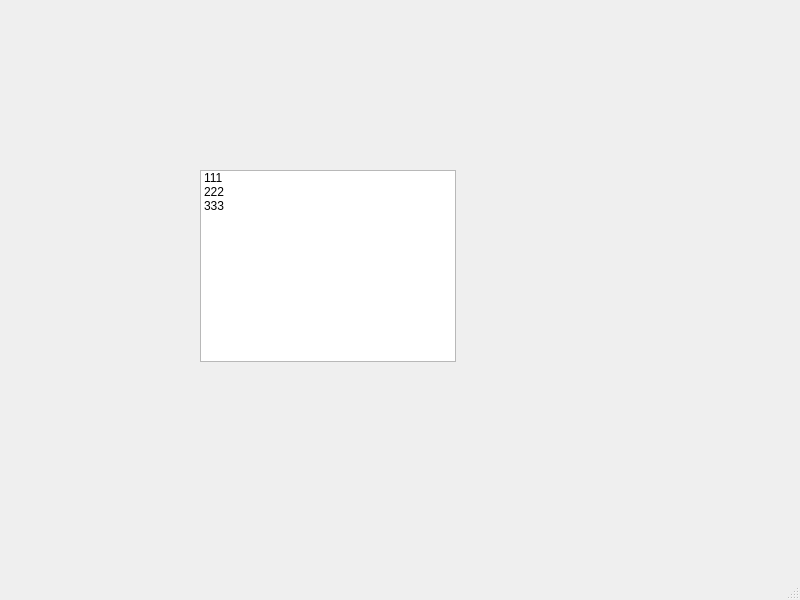
seek2ever/Eternity-Library, file exercise_ui.ui: the form before one commit.
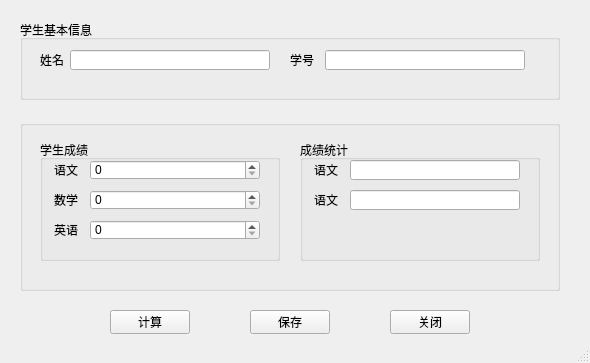
The form after the commit.

```diff
--- a/exercise_ui.ui
+++ b/exercise_ui.ui
@@ -6,55 +6,281 @@
    <rect>
     <x>0</x>
     <y>0</y>
-    <width>800</width>
-    <height>600</height>
+    <width>590</width>
+    <height>363</height>
    </rect>
   </property>
   <property name="windowTitle">
    <string>MainWindow</string>
   </property>
   <widget class="QWidget" name="centralwidget">
-   <widget class="QListWidget" name="listWidget">
+   <widget class="QGroupBox" name="studentInfo">
     <property name="geometry">
      <rect>
-      <x>200</x>
-      <y>170</y>
-      <width>256</width>
-      <height>192</height>
+      <x>20</x>
+      <y>20</y>
+      <width>540</width>
+      <height>80</height>
      </rect>
     </property>
-    <property name="isWrapping" stdset="0">
-     <bool>false</bool>
+    <property name="title">
+     <string>学生基本信息</string>
     </property>
-    <property name="viewMode">
-     <enum>QListView::ListMode</enum>
-    </property>
-    <item>
-     <property name="text">
-      <string>111</string>
+    <widget class="QLabel" name="name">
+     <property name="geometry">
+      <rect>
+       <x>20</x>
+       <y>30</y>
+       <width>40</width>
+       <height>20</height>
+      </rect>
      </property>
-    </item>
-    <item>
      <property name="text">
-      <string>222</string>
+      <string>姓名</string>
      </property>
-    </item>
-    <item>
+    </widget>
+    <widget class="QLabel" name="number">
+     <property name="geometry">
+      <rect>
+       <x>270</x>
+       <y>30</y>
+       <width>40</width>
+       <height>20</height>
+      </rect>
+     </property>
      <property name="text">
-      <string>333</string>
+      <string>学号</string>
      </property>
-    </item>
+    </widget>
+    <widget class="QLineEdit" name="inputName">
+     <property name="geometry">
+      <rect>
+       <x>50</x>
+       <y>30</y>
+       <width>200</width>
+       <height>20</height>
+      </rect>
+     </property>
+    </widget>
+    <widget class="QLineEdit" name="inputNumber">
+     <property name="geometry">
+      <rect>
+       <x>305</x>
+       <y>30</y>
+       <width>200</width>
+       <height>20</height>
+      </rect>
+     </property>
+    </widget>
    </widget>
-  </widget>
-  <widget class="QMenuBar" name="menubar">
-   <property name="geometry">
-    <rect>
-     <x>0</x>
-     <y>0</y>
-     <width>800</width>
-     <height>22</height>
-    </rect>
-   </property>
+   <widget class="QGroupBox" name="gradeInfo">
+    <property name="geometry">
+     <rect>
+      <x>20</x>
+      <y>120</y>
+      <width>540</width>
+      <height>171</height>
+     </rect>
+    </property>
+    <property name="title">
+     <string/>
+    </property>
+    <widget class="QGroupBox" name="grade">
+     <property name="geometry">
+      <rect>
+       <x>20</x>
+       <y>20</y>
+       <width>240</width>
+       <height>121</height>
+      </rect>
+     </property>
+     <property name="title">
+      <string>学生成绩</string>
+     </property>
+     <widget class="QLabel" name="chinese">
+      <property name="geometry">
+       <rect>
+        <x>10</x>
+        <y>20</y>
+        <width>32</width>
+        <height>20</height>
+       </rect>
+      </property>
+      <property name="text">
+       <string>语文</string>
+      </property>
+      <property name="alignment">
+       <set>Qt::AlignmentFlag::AlignCenter</set>
+      </property>
+     </widget>
+     <widget class="QLabel" name="math">
+      <property name="geometry">
+       <rect>
+        <x>10</x>
+        <y>50</y>
+        <width>32</width>
+        <height>20</height>
+       </rect>
+      </property>
+      <property name="text">
+       <string>数学</string>
+      </property>
+      <property name="alignment">
+       <set>Qt::AlignmentFlag::AlignCenter</set>
+      </property>
+     </widget>
+     <widget class="QLabel" name="english">
+      <property name="geometry">
+       <rect>
+        <x>10</x>
+        <y>80</y>
+        <width>32</width>
+        <height>20</height>
+       </rect>
+      </property>
+      <property name="text">
+       <string>英语</string>
+      </property>
+      <property name="alignment">
+       <set>Qt::AlignmentFlag::AlignCenter</set>
+      </property>
+     </widget>
+     <widget class="QSpinBox" name="chineseGrade">
+      <property name="geometry">
+       <rect>
+        <x>50</x>
+        <y>20</y>
+        <width>170</width>
+        <height>20</height>
+       </rect>
+      </property>
+     </widget>
+     <widget class="QSpinBox" name="englishGrade">
+      <property name="geometry">
+       <rect>
+        <x>50</x>
+        <y>80</y>
+        <width>170</width>
+        <height>20</height>
+       </rect>
+      </property>
+     </widget>
+     <widget class="QSpinBox" name="mathGrade">
+      <property name="geometry">
+       <rect>
+        <x>50</x>
+        <y>50</y>
+        <width>170</width>
+        <height>20</height>
+       </rect>
+      </property>
+     </widget>
+    </widget>
+    <widget class="QGroupBox" name="statistic">
+     <property name="geometry">
+      <rect>
+       <x>280</x>
+       <y>20</y>
+       <width>240</width>
+       <height>121</height>
+      </rect>
+     </property>
+     <property name="title">
+      <string>成绩统计</string>
+     </property>
+     <widget class="QLabel" name="chinese_2">
+      <property name="geometry">
+       <rect>
+        <x>10</x>
+        <y>20</y>
+        <width>32</width>
+        <height>20</height>
+       </rect>
+      </property>
+      <property name="text">
+       <string>语文</string>
+      </property>
+      <property name="alignment">
+       <set>Qt::AlignmentFlag::AlignCenter</set>
+      </property>
+     </widget>
+     <widget class="QLabel" name="chinese_3">
+      <property name="geometry">
+       <rect>
+        <x>10</x>
+        <y>50</y>
+        <width>32</width>
+        <height>20</height>
+       </rect>
+      </property>
+      <property name="text">
+       <string>语文</string>
+      </property>
+      <property name="alignment">
+       <set>Qt::AlignmentFlag::AlignCenter</set>
+      </property>
+     </widget>
+     <widget class="QLineEdit" name="inputNumber_2">
+      <property name="geometry">
+       <rect>
+        <x>50</x>
+        <y>20</y>
+        <width>170</width>
+        <height>20</height>
+       </rect>
+      </property>
+     </widget>
+     <widget class="QLineEdit" name="inputNumber_3">
+      <property name="geometry">
+       <rect>
+        <x>50</x>
+        <y>50</y>
+        <width>170</width>
+        <height>20</height>
+       </rect>
+      </property>
+     </widget>
+    </widget>
+   </widget>
+   <widget class="QPushButton" name="pushButton">
+    <property name="geometry">
+     <rect>
+      <x>110</x>
+      <y>310</y>
+      <width>80</width>
+      <height>24</height>
+     </rect>
+    </property>
+    <property name="text">
+     <string>计算</string>
+    </property>
+   </widget>
+   <widget class="QPushButton" name="pushButton_2">
+    <property name="geometry">
+     <rect>
+      <x>250</x>
+      <y>310</y>
+      <width>80</width>
+      <height>24</height>
+     </rect>
+    </property>
+    <property name="text">
+     <string>保存</string>
+    </property>
+   </widget>
+   <widget class="QPushButton" name="pushButton_3">
+    <property name="geometry">
+     <rect>
+      <x>390</x>
+      <y>310</y>
+      <width>80</width>
+      <height>24</height>
+     </rect>
+    </property>
+    <property name="text">
+     <string>关闭</string>
+    </property>
+   </widget>
   </widget>
   <widget class="QStatusBar" name="statusbar"/>
  </widget>
```
